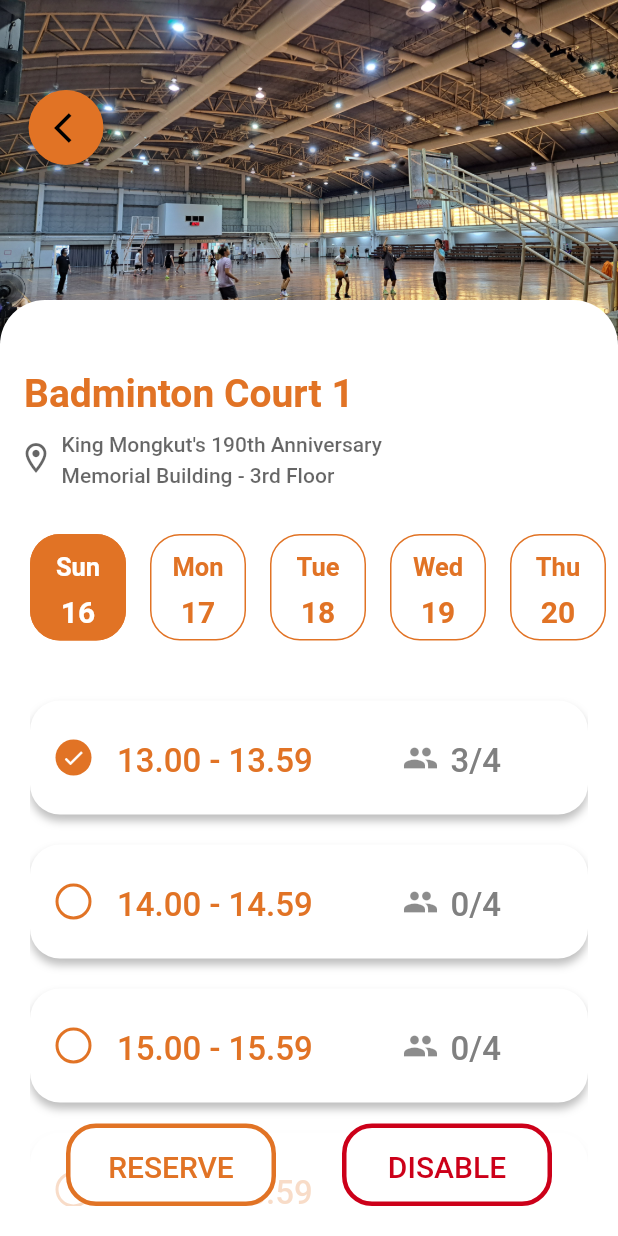
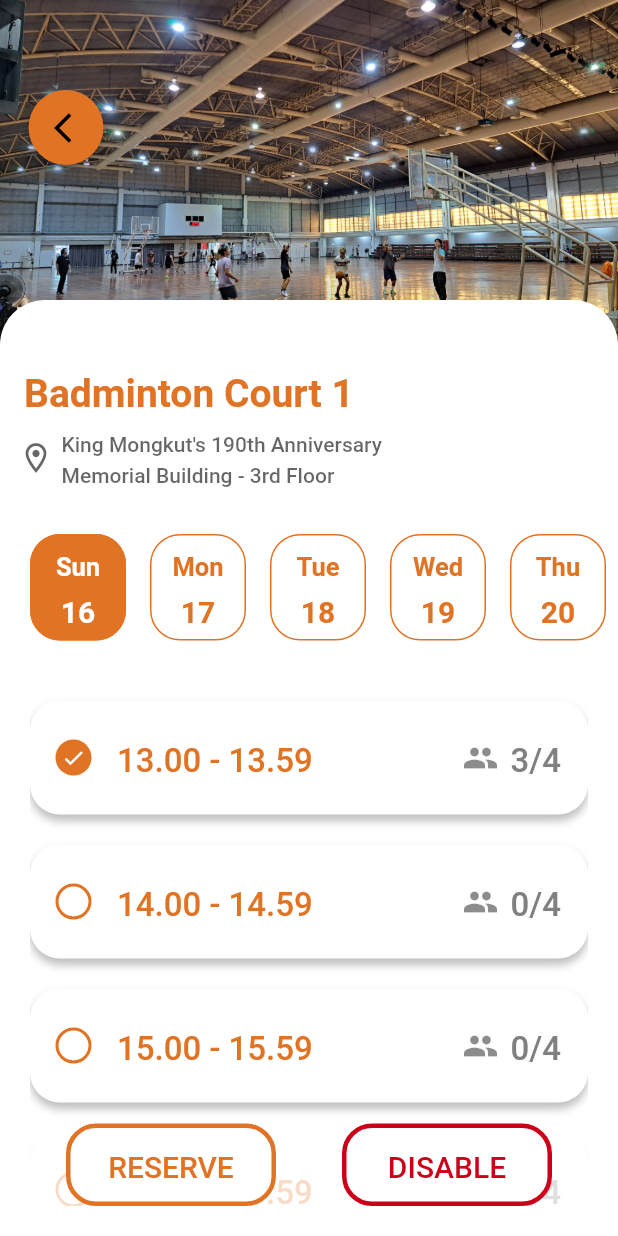
Before and after one commit to jedipw/ModSport, a Flutter app: the ReservationView screen opened by its route, on a phone screen of 412 x 824 dp. Run offline on Flutter 3.47's test engine with Material 2 defaults, Android fonts, the phone set to English and light mode, and no system bars; our stand-ins replace firebase_core; accounts and stored records are empty; Roboto replaces fonts that are missing (Poppins).

Commit message:
Fix seat number alignment

```diff
--- a/lib/views/reservation_view.dart
+++ b/lib/views/reservation_view.dart
@@ -393,6 +393,10 @@ class _TimeSlotState extends State<TimeSlot> {
               contentPadding:
                   const EdgeInsets.symmetric(vertical: 10, horizontal: 2),
               selectedColor: const Color(0xFFE17325),
+              child: SingleChildScrollView(
+                scrollDirection: Axis.horizontal,
+                child: SizedBox(
+                  width: MediaQuery.of(context).size.width * 1,
                   child: RadioListTile(
                     secondary: _selectedTimeSlot == index
                         ? Container(
@@ -467,6 +471,8 @@ class _TimeSlotState extends State<TimeSlot> {
                     activeColor: Colors.white,
                     selectedTileColor: const Color(0xFFE17325),
                     controlAffinity: ListTileControlAffinity.trailing,
+                  ),
+                ),
               ),
             ),
           ),
```
Lines whose indentation alone changed are shown as unchanged.
